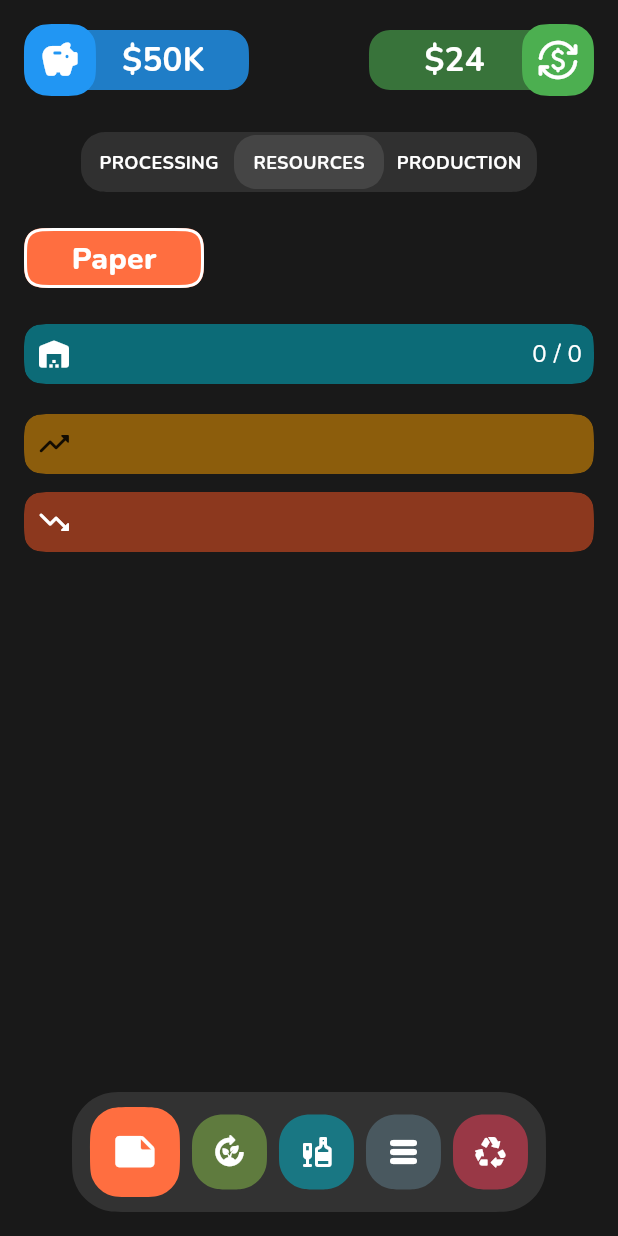
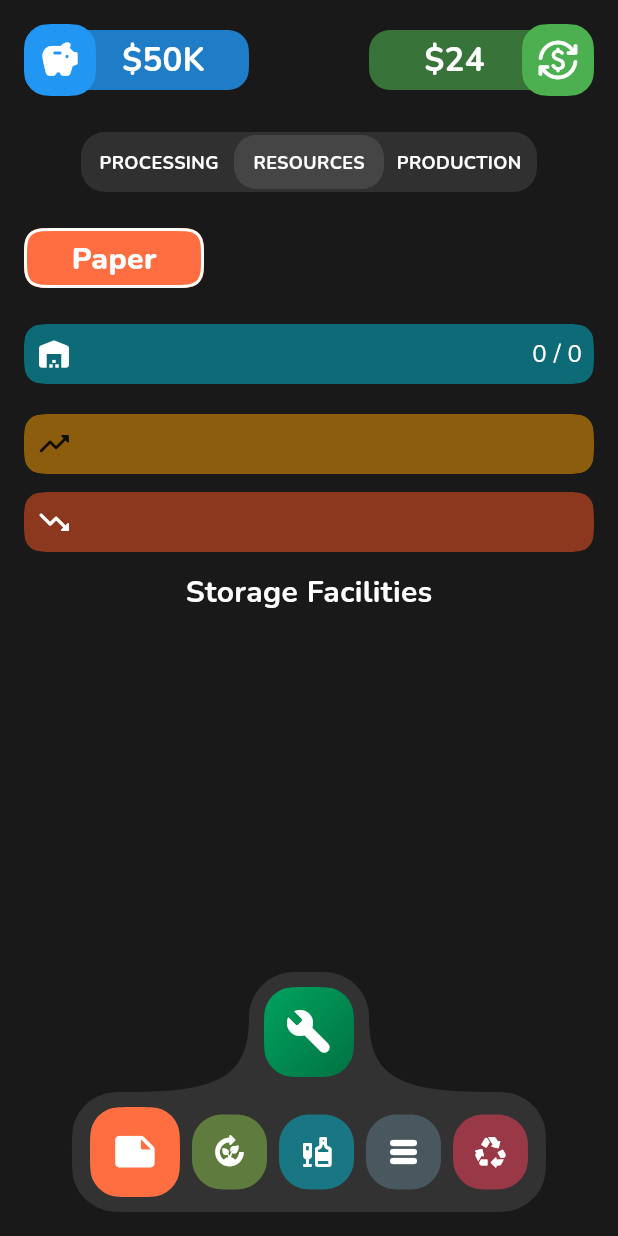
Before and after one commit to finnkiesinger/recycle_mania, a Flutter app: the screen it shows after launch, on a phone screen of 412 x 824 dp. Run offline on Flutter 3.47's test engine with Material 3 defaults, Android fonts, the light colour scheme and no system bars; our stand-ins replace badges, modal_bottom_sheet, percent_indicator, vibration.

Commit message:
slowly realizing how tough it is going to be to release this before march 5th

```diff
--- a/lib/models/crafting/blueprint.dart
+++ b/lib/models/crafting/blueprint.dart
@@ -17,4 +17,6 @@ abstract class Blueprint {
       : requirements
           .map((r) => r.item.price * r.amount)
           .reduce((value, element) => value + element);
+
+  Blueprint create();
 }
--- a/lib/models/crafting/facility_blueprint.dart
+++ b/lib/models/crafting/facility_blueprint.dart
@@ -1,7 +1,7 @@
 import '../facility/facility.dart';
 import 'blueprint.dart';
 
-class FacilityBlueprint extends Blueprint {
+abstract class FacilityBlueprint extends Blueprint {
   const FacilityBlueprint({
     required Facility facility,
     required super.requirements,
--- a/lib/models/crafting/io_facility_blueprint.dart
+++ b/lib/models/crafting/io_facility_blueprint.dart
@@ -1,7 +1,7 @@
 import '../facility/io_facility.dart';
 import 'facility_blueprint.dart';
 
-class IOFacilityBlueprint extends FacilityBlueprint {
+abstract class IOFacilityBlueprint extends FacilityBlueprint {
   const IOFacilityBlueprint({
     required IOFacility facility,
     required super.requirements,
--- a/lib/models/crafting/processing_facility_blueprint.dart
+++ b/lib/models/crafting/processing_facility_blueprint.dart
@@ -1,7 +1,7 @@
 import '../facility/processing_facility.dart';
 import 'io_facility_blueprint.dart';
 
-class ProcessingFacilityBlueprint extends IOFacilityBlueprint {
+abstract class ProcessingFacilityBlueprint extends IOFacilityBlueprint {
   const ProcessingFacilityBlueprint({
     required ProcessingFacility facility,
     required super.requirements,
--- a/lib/models/crafting/production_facility_blueprint.dart
+++ b/lib/models/crafting/production_facility_blueprint.dart
@@ -1,7 +1,7 @@
 import '../facility/production_facility.dart';
 import 'io_facility_blueprint.dart';
 
-class ProductionFacilityBlueprint extends IOFacilityBlueprint {
+abstract class ProductionFacilityBlueprint extends IOFacilityBlueprint {
   const ProductionFacilityBlueprint({
     required ProductionFacility facility,
     required super.requirements,
--- a/lib/models/util/game_state.dart
+++ b/lib/models/util/game_state.dart
@@ -1,5 +1,6 @@
 import 'package:flutter/material.dart';
 
+import '../../data/blueprints.dart';
 import '../crafting/blueprint.dart';
 import '../crafting/facility_blueprint.dart';
 import '../crafting/io_facility_blueprint.dart';
@@ -25,6 +26,9 @@ class GameState with ChangeNotifier {
         Facilities.oldComputersProcessingFacility.create(),
         Facilities.computersProductionFacility.create(),
       ],
+      blueprints: [
+        ...Blueprints.all.map((e) => e.create()),
+      ],
       storage: {},
       money: 50000,
     );
@@ -35,6 +39,7 @@ class GameState with ChangeNotifier {
 
   final List<Facility> facilities;
   final Map<Item, int> storage;
+  final List<Blueprint> blueprints;
   int money;
 
   SpeedSetting speedSetting;
@@ -43,6 +48,7 @@ class GameState with ChangeNotifier {
     required this.facilities,
     required this.money,
     required this.storage,
+    required this.blueprints,
     this.speedSetting = SpeedSetting.normal,
   });
 
--- a/lib/views/dashboard/dashboard.dart
+++ b/lib/views/dashboard/dashboard.dart
@@ -66,10 +66,10 @@ class _DashboardState extends State<Dashboard> {
               });
             },
             controller: _controller,
-            children: const [
-              ProcessingView(),
-              AlternativeResourcesView(),
-              ProductionView(),
+            children: [
+              const ProcessingView(),
+              AlternativeResourcesView(active: _page == 1),
+              const ProductionView(),
             ],
           ),
         ),
--- a/lib/views/dashboard/facility/blueprint/io_facility_blueprint_details.dart
+++ b/lib/views/dashboard/facility/processing_blueprint/io_facility_blueprint_details.dart
@@ -24,7 +24,7 @@ class IOFacilityBlueprintDetails extends StatelessWidget {
       children: [
         ListView(
           padding: EdgeInsets.zero.copyWith(
-            top: 40,
+            top: 56,
             bottom: 140 + MediaQuery.of(context).viewPadding.bottom,
           ),
           children: [
@@ -128,7 +128,7 @@ class IOFacilityBlueprintDetails extends StatelessWidget {
                 begin: Alignment.topCenter,
                 end: Alignment.bottomCenter,
                 stops: const [
-                  0.6,
+                  0.7,
                   1.0,
                 ],
               ),
@@ -136,7 +136,7 @@ class IOFacilityBlueprintDetails extends StatelessWidget {
             child: Text(
               facility.name,
               style: const TextStyle(
-                fontSize: 24,
+                fontSize: 28,
                 fontWeight: FontWeight.w900,
                 height: 1,
               ),
--- a/lib/views/dashboard/facility/production_view.dart
+++ b/lib/views/dashboard/facility/production_view.dart
@@ -35,7 +35,8 @@ class _ProductionViewState extends State<ProductionView> {
           blendMode: BlendMode.dstOut,
           child: ListView.separated(
             padding: EdgeInsets.zero.copyWith(
-              bottom: 100,
+              top: 8,
+              bottom: MediaQuery.of(context).viewPadding.bottom + 140,
             ),
             itemBuilder: (context, index) {
               var producer = producers[index];
--- a/lib/views/dashboard/resource/alternative_resources_view.dart
+++ b/lib/views/dashboard/resource/alternative_resources_view.dart
@@ -2,13 +2,20 @@ import 'package:flutter/material.dart';
 import 'package:collection/collection.dart';
 import 'package:flutter/services.dart';
 import '../../../data/resources.dart';
+import '../../util/dock_element.dart';
 import '../../util/smooth_rectangle_border.dart';
 
 import '../../util/bottom_dock.dart';
 import 'resource_view.dart';
+import 'storage_list.dart';
 
 class AlternativeResourcesView extends StatefulWidget {
-  const AlternativeResourcesView({super.key});
+  final bool active;
+
+  const AlternativeResourcesView({
+    super.key,
+    required this.active,
+  });
 
   @override
   State<AlternativeResourcesView> createState() =>
@@ -28,11 +35,26 @@ class _AlternativeResourcesViewState extends State<AlternativeResourcesView>
 
     return Stack(
       children: [
+        Column(
+          children: [
             Padding(
               padding: const EdgeInsets.all(16.0),
               child: ResourceView(
                 resource: resources[_active],
               ),
+            ),
+            const Text(
+              "Storage Facilities",
+              style: TextStyle(
+                fontWeight: FontWeight.bold,
+                fontSize: 20,
+                height: 1,
+              ),
+            ),
+            Expanded(
+              child: StorageList(resource: resources[_active]),
+            ),
+          ],
         ),
         Padding(
           padding: EdgeInsets.only(
@@ -40,7 +62,44 @@ class _AlternativeResourcesViewState extends State<AlternativeResourcesView>
           ),
           child: Align(
             alignment: Alignment.bottomCenter,
-            child: BottomDock(
+            child: Column(
+              mainAxisAlignment: MainAxisAlignment.end,
+              children: [
+                Stack(
+                  children: [
+                    Center(
+                      child: SizedBox(
+                        height: 80,
+                        child: CustomPaint(
+                          painter: ButtonOutlinePainter(),
+                        ),
+                      ),
+                    ),
+                    Center(
+                      child: SizedBox(
+                        height: 80,
+                        width: 80,
+                        child: Center(
+                          child: DockElement(
+                            onTap: () {
+                              HapticFeedback.lightImpact();
+                            },
+                            gradient: const LinearGradient(
+                              begin: Alignment.topLeft,
+                              end: Alignment.bottomRight,
+                              colors: [
+                                Color.fromARGB(255, 0, 163, 95),
+                                Color.fromARGB(255, 0, 114, 67),
+                              ],
+                            ),
+                            icon: Icons.build_rounded,
+                          ),
+                        ),
+                      ),
+                    ),
+                  ],
+                ),
+                BottomDock(
                   children: [
                     ...resources.mapIndexed(
                       (index, resource) {
@@ -80,9 +139,68 @@ class _AlternativeResourcesViewState extends State<AlternativeResourcesView>
                     ),
                   ],
                 ),
+              ],
+            ),
           ),
         ),
       ],
     );
   }
 }
+
+class ButtonOutlinePainter extends CustomPainter {
+  @override
+  void paint(Canvas canvas, Size size) {
+    var centerWidth = size.width / 2;
+
+    Path path =
+        SmoothRectangleBorder(borderRadius: BorderRadius.circular(30)).getPath(
+      RRect.fromRectAndRadius(
+        Rect.fromCenter(
+            center: Offset(
+              centerWidth,
+              size.height / 2,
+            ),
+            width: 80,
+            height: 80),
+        const Radius.circular(30),
+      ),
+    );
+
+    canvas.drawPath(
+      path,
+      Paint()
+        ..style = PaintingStyle.fill
+        ..color = const Color.fromARGB(255, 50, 50, 50),
+    );
+
+    path = Path()
+      ..moveTo(centerWidth - 120, size.height)
+      ..cubicTo(centerWidth - 60, size.height, centerWidth - 40,
+          size.height - 10, centerWidth - 40, 30)
+      ..lineTo(centerWidth, size.height);
+
+    canvas.drawPath(
+      path,
+      Paint()
+        ..style = PaintingStyle.fill
+        ..color = const Color.fromARGB(255, 50, 50, 50),
+    );
+
+    path = Path()
+      ..moveTo(centerWidth + 120, size.height)
+      ..cubicTo(centerWidth + 60, size.height, centerWidth + 40,
+          size.height - 10, centerWidth + 40, 30)
+      ..lineTo(centerWidth, size.height);
+
+    canvas.drawPath(
+      path,
+      Paint()
+        ..style = PaintingStyle.fill
+        ..color = const Color.fromARGB(255, 50, 50, 50),
+    );
+  }
+
+  @override
+  bool shouldRepaint(covariant CustomPainter oldDelegate) => true;
+}
--- /dev/null
+++ b/lib/views/dashboard/resource/storage_list.dart
@@ -0,0 +1,28 @@
+import 'package:flutter/material.dart';
+import 'package:provider/provider.dart';
+
+import '../../../models/facility/storage_facility.dart';
+import '../../../models/item/resource.dart';
+import '../../../models/util/game_state.dart';
+
+class StorageList extends StatelessWidget {
+  final Resource resource;
+  const StorageList({super.key, required this.resource});
+
+  @override
+  Widget build(BuildContext context) {
+    var game = context.watch<GameState>();
+    var storages = game.facilities
+        .whereType<StorageFacility>()
+        .where((f) => f.item == resource);
+    return ListView(
+      padding: EdgeInsets.only(
+        top: 8,
+        bottom: 220 + MediaQuery.of(context).viewPadding.bottom,
+      ),
+      children: [
+        ...storages.map((e) => Text(e.name)),
+      ],
+    );
+  }
+}
```
Also changed, not shown: lib/data/blueprints.dart (+26 -0 lines), lib/models/crafting/static_facility_blueprint.dart (added, +10 -0 lines), lib/models/crafting/storage_facility_blueprint.dart (added, +12 -0 lines), lib/views/dashboard/facility/processing_blueprint/io_facility_blueprint_list_element.dart (renamed from lib/views/dashboard/facility/blueprint/io_facility_blueprint_list_element.dart, +7 -3 lines), lib/views/dashboard/facility/processing_blueprint/processing_blueprint_list.dart (renamed from lib/views/dashboard/facility/blueprint/processing_blueprint_list.dart, +5 -3 lines), lib/views/dashboard/facility/processing_view.dart (+21 -2 lines), lib/views/dashboard/facility/processing_blueprint/io_facility_item_list.dart (renamed from lib/views/dashboard/facility/blueprint/io_facility_item_list.dart), lib/views/dashboard/facility/storage_blueprint/storage_blueprint_list.dart (added), 9 other files. Lines whose indentation alone changed are shown as unchanged.
